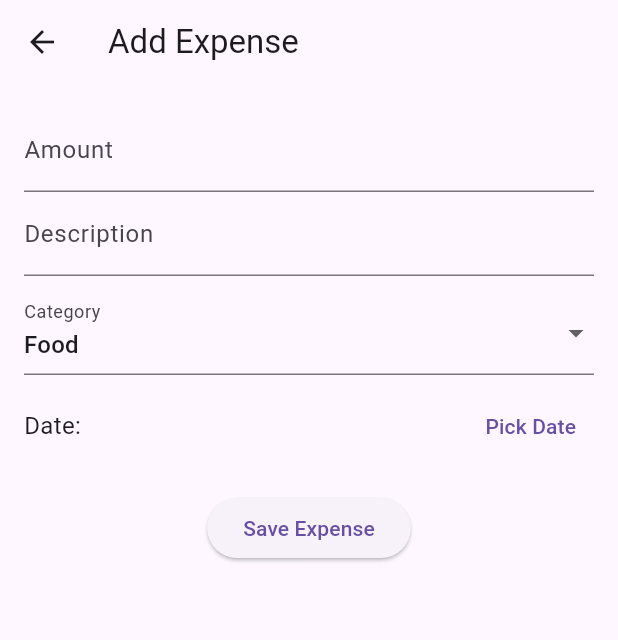
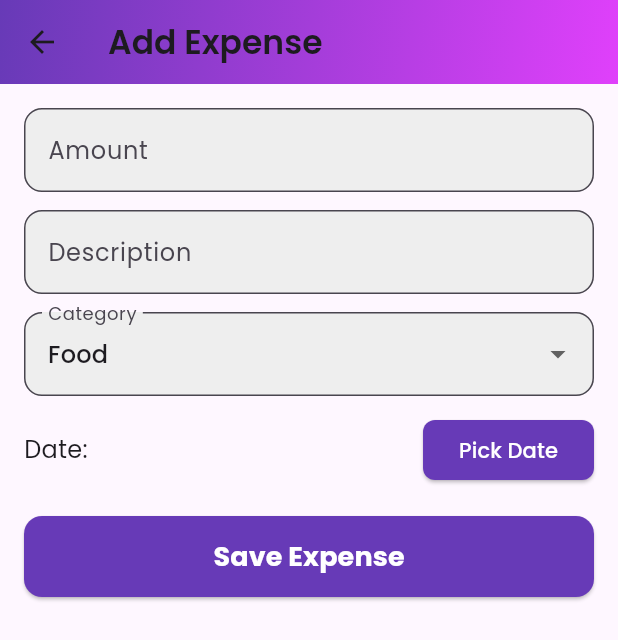
Before and after one commit to yashjoshi007/expense, a Flutter app: the AddExpenseScreen screen opened directly, on a phone screen of 412 x 824 dp. Shown: the top 640 px of the screen. Run offline on Flutter 3.47's test engine with Material 3 defaults, Android fonts, the phone set to English and light mode, and no system bars; our stand-ins replace fl_chart, flutter_local_notifications, flutter_speed_dial, google_fonts, hive, hive_flutter and 3 more; accounts and stored records are empty.

Commit message:
feat: UI improvements

```diff
--- a/lib/presentation/screens/add_expense_screen.dart
+++ b/lib/presentation/screens/add_expense_screen.dart
@@ -1,11 +1,12 @@
 import 'package:flutter/material.dart';
+import 'package:google_fonts/google_fonts.dart';
 import 'package:provider/provider.dart';
 import 'package:uuid/uuid.dart';
 import '../../data/models/expense_model.dart';
 import '../providers/expense_provider.dart';
 
 class AddExpenseScreen extends StatefulWidget {
-  final Expense? expense; // Nullable expense for editing
+  final Expense? expense;
 
   AddExpenseScreen({this.expense});
 
@@ -72,56 +73,105 @@ class _AddExpenseScreenState extends State<AddExpenseScreen> {
   @override
   Widget build(BuildContext context) {
     return Scaffold(
-      appBar: AppBar(title: Text(widget.expense == null ? 'Add Expense' : 'Edit Expense')),
+      appBar: AppBar(
+        title: Text(
+          widget.expense == null ? 'Add Expense' : 'Edit Expense',
+          style: GoogleFonts.poppins(fontSize: 22, fontWeight: FontWeight.w600),
+        ),
+        flexibleSpace: Container(
+          decoration: BoxDecoration(
+            gradient: LinearGradient(
+              colors: [Colors.deepPurple, Colors.purpleAccent],
+              begin: Alignment.topLeft,
+              end: Alignment.bottomRight,
+            ),
+          ),
+        ),
+      ),
       body: Padding(
         padding: const EdgeInsets.all(16.0),
         child: Form(
           key: _formKey,
           child: Column(
+            crossAxisAlignment: CrossAxisAlignment.start,
             children: [
               TextFormField(
                 controller: _amountController,
                 keyboardType: TextInputType.number,
-                decoration: InputDecoration(labelText: 'Amount'),
+                decoration: InputDecoration(
+                  labelText: 'Amount',
+                  labelStyle: GoogleFonts.poppins(),
+                  border: OutlineInputBorder(borderRadius: BorderRadius.circular(12)),
+                  filled: true,
+                  fillColor: Colors.grey[200],
+                ),
                 validator: (value) => value!.isEmpty ? 'Enter an amount' : null,
               ),
+              SizedBox(height: 12),
               TextFormField(
                 controller: _descriptionController,
-                decoration: InputDecoration(labelText: 'Description'),
+                decoration: InputDecoration(
+                  labelText: 'Description',
+                  labelStyle: GoogleFonts.poppins(),
+                  border: OutlineInputBorder(borderRadius: BorderRadius.circular(12)),
+                  filled: true,
+                  fillColor: Colors.grey[200],
+                ),
                 validator: (value) => value!.isEmpty ? 'Enter a description' : null,
               ),
-              SizedBox(height: 10),
+              SizedBox(height: 12),
               DropdownButtonFormField(
                 value: _selectedCategory,
                 items: _categories.map((category) {
-                  return DropdownMenuItem(value: category, child: Text(category));
+                  return DropdownMenuItem(value: category, child: Text(category,style: GoogleFonts.poppins(),));
                 }).toList(),
                 onChanged: (value) {
                   setState(() {
                     _selectedCategory = value!;
                   });
                 },
-                decoration: InputDecoration(labelText: 'Category'),
+                decoration: InputDecoration(
+                  labelText: 'Category',
+                  labelStyle: GoogleFonts.poppins(),
+                  border: OutlineInputBorder(borderRadius: BorderRadius.circular(12)),
+                  filled: true,
+                  fillColor: Colors.grey[200],
+                ),
               ),
-              SizedBox(height: 10),
+              SizedBox(height: 12),
               Row(
                 children: [
                   Expanded(
                     child: Text(
                       "Date: ${_selectedDate.toLocal()}".split(' ')[0],
-                      style: TextStyle(fontSize: 16),
+                      style: GoogleFonts.poppins(fontSize: 16),
                     ),
                   ),
-                  TextButton(
+                  ElevatedButton(
                     onPressed: () => _pickDate(context),
-                    child: Text('Pick Date'),
+                    style: ElevatedButton.styleFrom(
+                      backgroundColor: Colors.deepPurple,
+                      shape: RoundedRectangleBorder(borderRadius: BorderRadius.circular(8)),
+                    ),
+                    child: Text('Pick Date', style: GoogleFonts.poppins(color: Colors.white)),
                   ),
                 ],
               ),
               SizedBox(height: 20),
-              ElevatedButton(
-                onPressed: _saveExpense,
-                child: Text(widget.expense == null ? 'Save Expense' : 'Update Expense'),
+              SizedBox(
+                width: double.infinity,
+                child: ElevatedButton(
+                  onPressed: _saveExpense,
+                  style: ElevatedButton.styleFrom(
+                    padding: EdgeInsets.symmetric(vertical: 14),
+                    backgroundColor: Colors.deepPurple,
+                    shape: RoundedRectangleBorder(borderRadius: BorderRadius.circular(12)),
+                  ),
+                  child: Text(
+                    widget.expense == null ? 'Save Expense' : 'Update Expense',
+                    style: GoogleFonts.poppins(fontSize: 18, fontWeight: FontWeight.bold, color: Colors.white),
+                  ),
+                ),
               ),
             ],
           ),
--- a/pubspec.yaml
+++ b/pubspec.yaml
@@ -44,11 +44,15 @@ dependencies:
   timezone: ^0.9.2
   shared_preferences:
   permission_handler: ^11.3.1
+  google_fonts: ^6.2.1
+  flutter_speed_dial: ^7.0.0
+
 
 dev_dependencies:
   flutter_test:
     sdk: flutter
   hive_generator: ^2.0.0
+  mockito: ^5.4.2
   build_runner: ^2.4.6
   # The "flutter_lints" package below contains a set of recommended lints to
   # encourage good coding practices. The lint set provided by the package is
```
Also changed, not shown: lib/presentation/screens/expense_summary_screen.dart (+42 -7 lines), lib/presentation/screens/home_screen.dart (+85 -38 lines), pubspec.lock.
